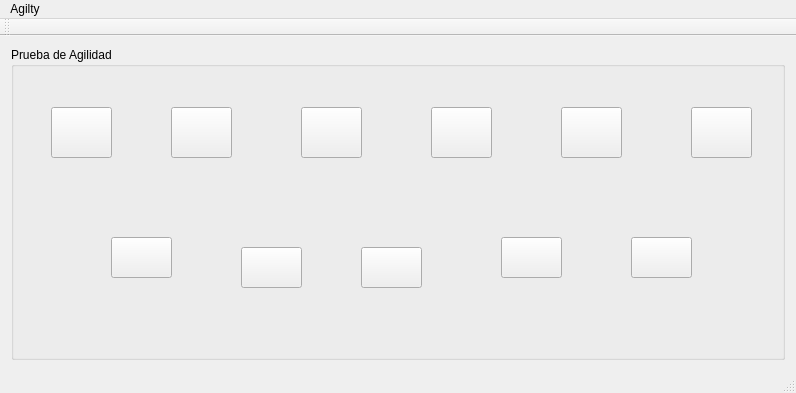
The window that mainwindow.ui (keisy43/proyecto_alse) describes before a commit, drawn with Qt 5.
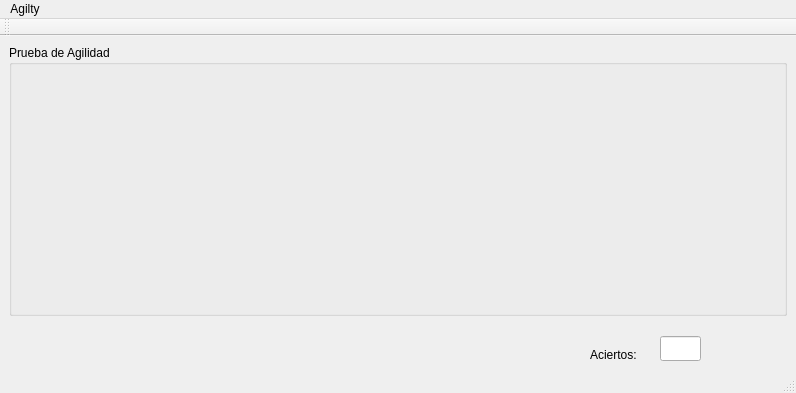
The same window after the commit. Icons and pictures are not drawn.

Diff of the .ui file:
```diff
--- a/mainwindow.ui
+++ b/mainwindow.ui
@@ -14,392 +14,394 @@
    <string>MainWindow</string>
   </property>
   <widget class="QWidget" name="centralWidget">
-   <layout class="QGridLayout" name="gridLayout_2">
-    <item row="0" column="0">
      <widget class="QGroupBox" name="groupBox">
+    <property name="geometry">
+     <rect>
+      <x>9</x>
+      <y>9</y>
+      <width>778</width>
+      <height>271</height>
+     </rect>
+    </property>
       <property name="title">
        <string>Prueba de Agilidad</string>
       </property>
+    <widget class="QPushButton" name="boton1">
+     <property name="geometry">
+      <rect>
+       <x>20</x>
+       <y>40</y>
+       <width>101</width>
+       <height>91</height>
+      </rect>
+     </property>
+     <property name="styleSheet">
+      <string notr="true">background-color: transparent;
+border-image: url(:off.png);
+background: none;
+border: none;
+background-repeat: none;
+</string>
+     </property>
+     <property name="text">
+      <string/>
+     </property>
+     <property name="icon">
+      <iconset>
+       <normaloff>RC_led.png</normaloff>
+       <normalon>:/images/RC_led.png</normalon>RC_led.png</iconset>
+     </property>
+     <property name="iconSize">
+      <size>
+       <width>90</width>
+       <height>90</height>
+      </size>
+     </property>
+    </widget>
       <widget class="QPushButton" name="boton7">
        <property name="geometry">
         <rect>
-         <x>100</x>
-         <y>190</y>
-         <width>61</width>
-         <height>41</height>
-        </rect>
-       </property>
-       <property name="styleSheet">
-        <string notr="true"/>
-       </property>
-       <property name="text">
-        <string/>
-       </property>
-      </widget>
-      <widget class="QLabel" name="b7">
-       <property name="geometry">
-        <rect>
-         <x>70</x>
-         <y>170</y>
+       <x>80</x>
+       <y>160</y>
          <width>101</width>
          <height>91</height>
         </rect>
        </property>
        <property name="styleSheet">
-        <string notr="true">image: url(:/images/RC_led.png);</string>
+      <string notr="true">background-color: transparent;
+border-image: url(:off.png);
+background: none;
+border: none;
+background-repeat: none;
+</string>
        </property>
        <property name="text">
         <string/>
        </property>
-      </widget>
-      <widget class="QLabel" name="b2">
-       <property name="geometry">
-        <rect>
-         <x>140</x>
-         <y>40</y>
-         <width>101</width>
-         <height>101</height>
-        </rect>
-       </property>
-       <property name="styleSheet">
-        <string notr="true">image: url(:/images/RC_led.png);</string>
-       </property>
-       <property name="text">
-        <string/>
-       </property>
-      </widget>
-      <widget class="QLabel" name="b3">
-       <property name="geometry">
-        <rect>
-         <x>270</x>
-         <y>40</y>
-         <width>101</width>
-         <height>101</height>
-        </rect>
-       </property>
-       <property name="styleSheet">
-        <string notr="true">image: url(:/images/RC_led.png);</string>
-       </property>
-       <property name="text">
-        <string/>
-       </property>
-      </widget>
-      <widget class="QLabel" name="b6">
-       <property name="geometry">
-        <rect>
-         <x>660</x>
-         <y>40</y>
-         <width>101</width>
-         <height>101</height>
-        </rect>
-       </property>
-       <property name="styleSheet">
-        <string notr="true">
-
-image: url(:/images/RC_led.png);</string>
-       </property>
-       <property name="text">
-        <string/>
-       </property>
-      </widget>
-      <widget class="QLabel" name="b4">
-       <property name="geometry">
-        <rect>
-         <x>400</x>
-         <y>40</y>
-         <width>101</width>
-         <height>101</height>
-        </rect>
-       </property>
-       <property name="styleSheet">
-        <string notr="true">image: url(:/images/RC_led.png);</string>
-       </property>
-       <property name="text">
-        <string/>
-       </property>
-      </widget>
-      <widget class="QLabel" name="b5">
-       <property name="geometry">
-        <rect>
-         <x>530</x>
-         <y>40</y>
-         <width>101</width>
-         <height>101</height>
-        </rect>
-       </property>
-       <property name="styleSheet">
-        <string notr="true">image: url(:/images/RC_led.png);</string>
-       </property>
-       <property name="text">
-        <string/>
+     <property name="icon">
+      <iconset>
+       <normaloff>RC_led.png</normaloff>
+       <normalon>:/images/RC_led.png</normalon>RC_led.png</iconset>
+     </property>
+     <property name="iconSize">
+      <size>
+       <width>90</width>
+       <height>90</height>
+      </size>
        </property>
       </widget>
       <widget class="QPushButton" name="boton6">
        <property name="geometry">
         <rect>
-         <x>680</x>
-         <y>60</y>
-         <width>61</width>
-         <height>51</height>
+       <x>640</x>
+       <y>40</y>
+       <width>101</width>
+       <height>91</height>
         </rect>
        </property>
        <property name="styleSheet">
-        <string notr="true">pad, cx:0.5, cy:0.5, radius:0.5, fx:0.5, fy:0.5, stop:0 rgba(255, 0, 0, 255), stop:0.479904 rgba(255, 0, 0, 255), stop:0.522685 rgba(255, 255, 255, 255), stop:1 rgba(255, 255, 255, 255)</string>
+      <string notr="true">background-color: transparent;
+border-image: url(:off.png);
+background: none;
+border: none;
+background-repeat: none;
+</string>
        </property>
        <property name="text">
         <string/>
        </property>
+     <property name="icon">
+      <iconset>
+       <normaloff>RC_led.png</normaloff>
+       <normalon>:/images/RC_led.png</normalon>RC_led.png</iconset>
+     </property>
+     <property name="iconSize">
+      <size>
+       <width>90</width>
+       <height>90</height>
+      </size>
+     </property>
       </widget>
       <widget class="QPushButton" name="boton5">
        <property name="geometry">
         <rect>
-         <x>550</x>
-         <y>60</y>
-         <width>61</width>
-         <height>51</height>
+       <x>520</x>
+       <y>40</y>
+       <width>101</width>
+       <height>91</height>
         </rect>
        </property>
        <property name="styleSheet">
-        <string notr="true">pad, cx:0.5, cy:0.5, radius:0.5, fx:0.5, fy:0.5, stop:0 rgba(255, 0, 0, 255), stop:0.479904 rgba(255, 0, 0, 255), stop:0.522685 rgba(255, 255, 255, 255), stop:1 rgba(255, 255, 255, 255)</string>
+      <string notr="true">background-color: transparent;
+border-image: url(:off.png);
+background: none;
+border: none;
+background-repeat: none;
+</string>
        </property>
        <property name="text">
         <string/>
        </property>
+     <property name="icon">
+      <iconset>
+       <normaloff>RC_led.png</normaloff>
+       <normalon>:/images/RC_led.png</normalon>RC_led.png</iconset>
+     </property>
+     <property name="iconSize">
+      <size>
+       <width>90</width>
+       <height>90</height>
+      </size>
+     </property>
       </widget>
       <widget class="QPushButton" name="boton4">
        <property name="geometry">
         <rect>
-         <x>420</x>
-         <y>60</y>
-         <width>61</width>
-         <height>51</height>
+       <x>390</x>
+       <y>40</y>
+       <width>101</width>
+       <height>91</height>
         </rect>
        </property>
        <property name="styleSheet">
-        <string notr="true">pad, cx:0.5, cy:0.5, radius:0.5, fx:0.5, fy:0.5, stop:0 rgba(255, 0, 0, 255), stop:0.479904 rgba(255, 0, 0, 255), stop:0.522685 rgba(255, 255, 255, 255), stop:1 rgba(255, 255, 255, 255)</string>
+      <string notr="true">background-color: transparent;
+border-image: url(:off.png);
+background: none;
+border: none;
+background-repeat: none;
+</string>
        </property>
        <property name="text">
         <string/>
        </property>
+     <property name="icon">
+      <iconset>
+       <normaloff>RC_led.png</normaloff>
+       <normalon>:/images/RC_led.png</normalon>RC_led.png</iconset>
+     </property>
+     <property name="iconSize">
+      <size>
+       <width>90</width>
+       <height>90</height>
+      </size>
+     </property>
       </widget>
       <widget class="QPushButton" name="boton3">
        <property name="geometry">
         <rect>
-         <x>290</x>
-         <y>60</y>
-         <width>61</width>
-         <height>51</height>
+       <x>260</x>
+       <y>40</y>
+       <width>101</width>
+       <height>91</height>
         </rect>
        </property>
        <property name="styleSheet">
-        <string notr="true">pad, cx:0.5, cy:0.5, radius:0.5, fx:0.5, fy:0.5, stop:0 rgba(255, 0, 0, 255), stop:0.479904 rgba(255, 0, 0, 255), stop:0.522685 rgba(255, 255, 255, 255), stop:1 rgba(255, 255, 255, 255)</string>
+      <string notr="true">background-color: transparent;
+border-image: url(:off.png);
+background: none;
+border: none;
+background-repeat: none;
+</string>
        </property>
        <property name="text">
         <string/>
        </property>
+     <property name="icon">
+      <iconset>
+       <normaloff>RC_led.png</normaloff>
+       <normalon>:/images/RC_led.png</normalon>RC_led.png</iconset>
+     </property>
+     <property name="iconSize">
+      <size>
+       <width>90</width>
+       <height>90</height>
+      </size>
+     </property>
       </widget>
       <widget class="QPushButton" name="boton2">
        <property name="geometry">
         <rect>
-         <x>160</x>
-         <y>60</y>
-         <width>61</width>
-         <height>51</height>
-        </rect>
-       </property>
-       <property name="styleSheet">
-        <string notr="true">pad, cx:0.5, cy:0.5, radius:0.5, fx:0.5, fy:0.5, stop:0 rgba(255, 0, 0, 255), stop:0.479904 rgba(255, 0, 0, 255), stop:0.522685 rgba(255, 255, 255, 255), stop:1 rgba(255, 255, 255, 255)</string>
-       </property>
-       <property name="text">
-        <string/>
-       </property>
-      </widget>
-      <widget class="QLabel" name="b10">
-       <property name="geometry">
-        <rect>
-         <x>470</x>
-         <y>170</y>
+       <x>140</x>
+       <y>40</y>
          <width>101</width>
          <height>91</height>
         </rect>
        </property>
        <property name="styleSheet">
-        <string notr="true">image: url(:/images/RC_led.png);</string>
+      <string notr="true">background-color: transparent;
+border-image: url(:off.png);
+background: none;
+border: none;
+background-repeat: none;
+</string>
        </property>
        <property name="text">
         <string/>
        </property>
-      </widget>
-      <widget class="QLabel" name="b9">
-       <property name="geometry">
-        <rect>
-         <x>340</x>
-         <y>170</y>
-         <width>101</width>
-         <height>91</height>
-        </rect>
-       </property>
-       <property name="styleSheet">
-        <string notr="true">image: url(:/images/RC_led.png);</string>
-       </property>
-       <property name="text">
-        <string/>
-       </property>
-      </widget>
-      <widget class="QLabel" name="b8">
-       <property name="geometry">
-        <rect>
-         <x>210</x>
-         <y>170</y>
-         <width>101</width>
-         <height>91</height>
-        </rect>
-       </property>
-       <property name="styleSheet">
-        <string notr="true">image: url(:/images/RC_led.png);</string>
-       </property>
-       <property name="text">
-        <string/>
-       </property>
-      </widget>
-      <widget class="QPushButton" name="boton10">
-       <property name="geometry">
-        <rect>
-         <x>490</x>
-         <y>190</y>
-         <width>61</width>
-         <height>41</height>
-        </rect>
-       </property>
-       <property name="styleSheet">
-        <string notr="true"/>
-       </property>
-       <property name="text">
-        <string/>
+     <property name="icon">
+      <iconset>
+       <normaloff>RC_led.png</normaloff>
+       <normalon>:/images/RC_led.png</normalon>RC_led.png</iconset>
+     </property>
+     <property name="iconSize">
+      <size>
+       <width>90</width>
+       <height>90</height>
+      </size>
        </property>
       </widget>
       <widget class="QPushButton" name="boton11">
        <property name="geometry">
         <rect>
-         <x>620</x>
-         <y>190</y>
-         <width>61</width>
-         <height>41</height>
+       <x>590</x>
+       <y>160</y>
+       <width>101</width>
+       <height>91</height>
         </rect>
        </property>
        <property name="styleSheet">
-        <string notr="true"/>
+      <string notr="true">background-color: transparent;
+border-image: url(:off.png);
+background: none;
+border: none;
+background-repeat: none;
+</string>
        </property>
        <property name="text">
         <string/>
+     </property>
+     <property name="icon">
+      <iconset>
+       <normaloff>RC_led.png</normaloff>
+       <normalon>:/images/RC_led.png</normalon>RC_led.png</iconset>
+     </property>
+     <property name="iconSize">
+      <size>
+       <width>90</width>
+       <height>90</height>
+      </size>
+     </property>
+    </widget>
+    <widget class="QPushButton" name="boton10">
+     <property name="geometry">
+      <rect>
+       <x>460</x>
+       <y>160</y>
+       <width>101</width>
+       <height>91</height>
+      </rect>
+     </property>
+     <property name="styleSheet">
+      <string notr="true">background-color: transparent;
+border-image: url(:off.png);
+background: none;
+border: none;
+background-repeat: none;
+</string>
+     </property>
+     <property name="text">
+      <string/>
+     </property>
+     <property name="icon">
+      <iconset>
+       <normaloff>RC_led.png</normaloff>
+       <normalon>:/images/RC_led.png</normalon>RC_led.png</iconset>
+     </property>
+     <property name="iconSize">
+      <size>
+       <width>90</width>
+       <height>90</height>
+      </size>
        </property>
       </widget>
       <widget class="QPushButton" name="boton9">
        <property name="geometry">
         <rect>
-         <x>350</x>
-         <y>200</y>
-         <width>61</width>
-         <height>41</height>
+       <x>330</x>
+       <y>160</y>
+       <width>101</width>
+       <height>91</height>
         </rect>
        </property>
        <property name="styleSheet">
-        <string notr="true"/>
+      <string notr="true">background-color: transparent;
+border-image: url(:off.png);
+background: none;
+border: none;
+background-repeat: none;
+</string>
        </property>
        <property name="text">
         <string/>
        </property>
+     <property name="icon">
+      <iconset>
+       <normaloff>RC_led.png</normaloff>
+       <normalon>:/images/RC_led.png</normalon>RC_led.png</iconset>
+     </property>
+     <property name="iconSize">
+      <size>
+       <width>90</width>
+       <height>90</height>
+      </size>
+     </property>
       </widget>
       <widget class="QPushButton" name="boton8">
        <property name="geometry">
         <rect>
-         <x>230</x>
-         <y>200</y>
-         <width>61</width>
-         <height>41</height>
-        </rect>
-       </property>
-       <property name="styleSheet">
-        <string notr="true"/>
-       </property>
-       <property name="text">
-        <string/>
-       </property>
-      </widget>
-      <widget class="QLabel" name="b1">
-       <property name="geometry">
-        <rect>
-         <x>20</x>
-         <y>40</y>
-         <width>101</width>
-         <height>101</height>
-        </rect>
-       </property>
-       <property name="styleSheet">
-        <string notr="true">image: url(:/images/RC_led.png);</string>
-       </property>
-       <property name="text">
-        <string/>
-       </property>
-      </widget>
-      <widget class="QPushButton" name="boton1">
-       <property name="geometry">
-        <rect>
-         <x>40</x>
-         <y>60</y>
-         <width>61</width>
-         <height>51</height>
-        </rect>
-       </property>
-       <property name="styleSheet">
-        <string notr="true">pad, cx:0.5, cy:0.5, radius:0.5, fx:0.5, fy:0.5, stop:0 rgba(255, 0, 0, 255), stop:0.479904 rgba(255, 0, 0, 255), stop:0.522685 rgba(255, 255, 255, 255), stop:1 rgba(255, 255, 255, 255)</string>
-       </property>
-       <property name="text">
-        <string/>
-       </property>
-      </widget>
-      <widget class="QLabel" name="b11">
-       <property name="geometry">
-        <rect>
-         <x>600</x>
-         <y>170</y>
+       <x>200</x>
+       <y>160</y>
          <width>101</width>
          <height>91</height>
         </rect>
        </property>
        <property name="styleSheet">
-        <string notr="true">image: url(:/images/RC_led.png);</string>
+      <string notr="true">background-color: transparent;
+border-image: url(:off.png);
+background: none;
+border: none;
+background-repeat: none;
+</string>
        </property>
        <property name="text">
         <string/>
        </property>
-      </widget>
-      <zorder>boton6</zorder>
-      <zorder>boton5</zorder>
-      <zorder>boton4</zorder>
-      <zorder>boton3</zorder>
-      <zorder>boton2</zorder>
-      <zorder>boton1</zorder>
-      <zorder>gridLayoutWidget</zorder>
-      <zorder>b3</zorder>
-      <zorder>b2</zorder>
-      <zorder>b1</zorder>
-      <zorder>b4</zorder>
-      <zorder>b5</zorder>
-      <zorder>b6</zorder>
-      <zorder>boton10</zorder>
-      <zorder>boton9</zorder>
-      <zorder>boton8</zorder>
-      <zorder>boton7</zorder>
-      <zorder>b7</zorder>
-      <zorder>b8</zorder>
-      <zorder>b9</zorder>
-      <zorder>b10</zorder>
-      <zorder>boton11</zorder>
-      <zorder>b11</zorder>
-     </widget>
-    </item>
-   </layout>
+     <property name="icon">
+      <iconset>
+       <normaloff>RC_led.png</normaloff>
+       <normalon>:/images/RC_led.png</normalon>RC_led.png</iconset>
+     </property>
+     <property name="iconSize">
+      <size>
+       <width>90</width>
+       <height>90</height>
+      </size>
+     </property>
+    </widget>
+   </widget>
+   <widget class="QLabel" name="label">
+    <property name="geometry">
+     <rect>
+      <x>590</x>
+      <y>310</y>
+      <width>67</width>
+      <height>17</height>
+     </rect>
+    </property>
+    <property name="text">
+     <string>Aciertos:</string>
+    </property>
+   </widget>
+   <widget class="QLineEdit" name="cont">
+    <property name="geometry">
+     <rect>
+      <x>660</x>
+      <y>300</y>
+      <width>41</width>
+      <height>25</height>
+     </rect>
+    </property>
+   </widget>
   </widget>
   <widget class="QMenuBar" name="menuBar">
    <property name="geometry">
```
Lines whose indentation alone changed are shown as unchanged.
